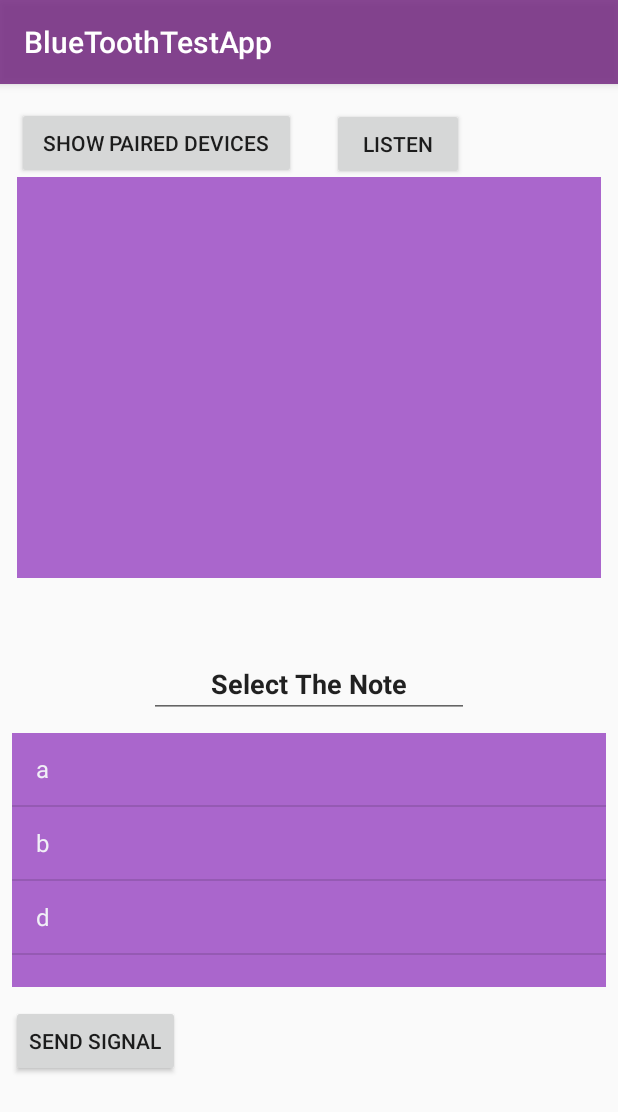
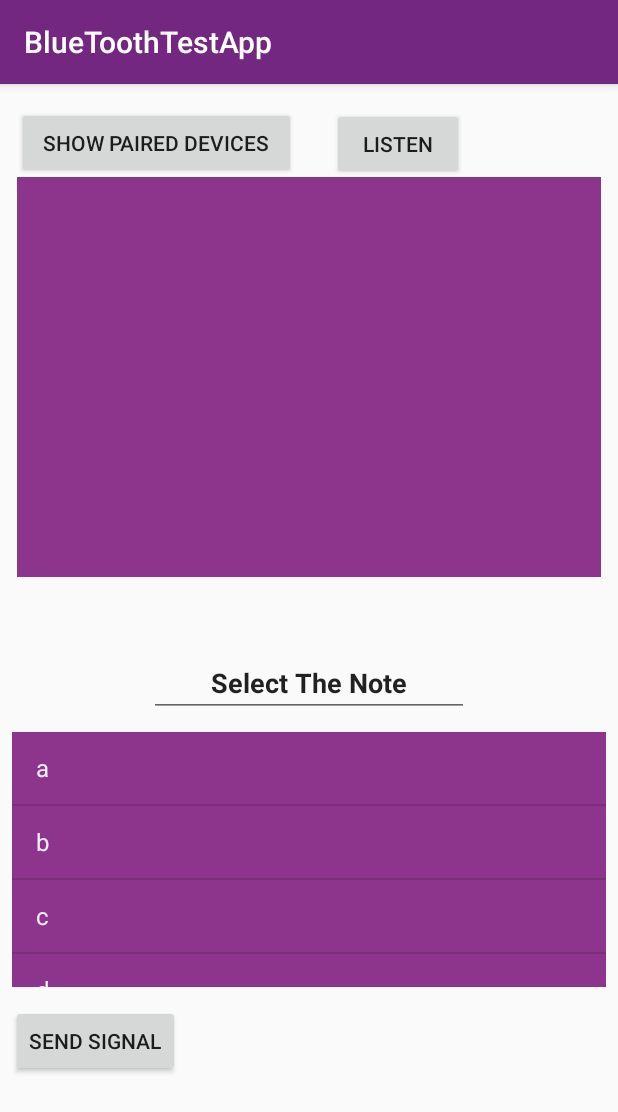
Before and after one commit to Penguin5/BlueToothTestApp, an Android app: the screen it shows after launch (MainActivity), on a phone screen of 412 x 824 dp. Shown: the top 1112 px of the screen. Run offline under Robolectric (Android 15) with nearby library versions, the phone set to English and light mode, and no system bars.

Commit message:
Functional version on both tablets
allows user to select between 4 notes and lets them play these notes wirelessly

```diff
--- a/app/src/main/java/com/example/bluetoothtestapp/MainActivity.java
+++ b/app/src/main/java/com/example/bluetoothtestapp/MainActivity.java
@@ -33,7 +33,7 @@ import java.util.UUID;
 public class MainActivity extends AppCompatActivity
 {
     //simple data
-    char c;
+    char c ='a';
 
     //UI data
     Button  pairedDevicesButton, listenButton, signalButton;
@@ -47,8 +47,10 @@ public class MainActivity extends AppCompatActivity
     BluetoothDevice[] btArray;
 
     //media player is for sound
-    private MediaPlayer mp;
-
+    private MediaPlayer mpA;
+    private MediaPlayer mpB;
+    private MediaPlayer mpC;
+    private MediaPlayer mpD;
 
     private static final UUID myUUID =
             UUID.fromString("9fa718be-5b37-11e9-8647-d663bd873d93");
@@ -65,14 +67,24 @@ public class MainActivity extends AppCompatActivity
         listenButton = findViewById(R.id.listenBtn);
         signalButton = findViewById(R.id.signalBtn);
         signalRecieved = findViewById(R.id.recieveSignal);
+        isClicked = findViewById(R.id.isClicked);
 
 
         //initializing bluetooth
         myBluetoothAdapter = BluetoothAdapter.getDefaultAdapter();
         enableBluetoothIntent = new Intent(BluetoothAdapter.ACTION_REQUEST_ENABLE);
 
+        //intializing mediaplayer
+         mpA = MediaPlayer.create(this, R.raw.a);;
+         mpA.setLooping(true);
+         mpB = MediaPlayer.create(this, R.raw.b);;
+         mpB.setLooping(true);
+         mpC = MediaPlayer.create(this, R.raw.c);;
+         mpC.setLooping(true);
+         mpD = MediaPlayer.create(this, R.raw.d);;
+         mpD.setLooping(true);
 
-        ArrayAdapter<String> displayNotes = new ArrayAdapter<>(getApplicationContext(), android.R.layout.simple_list_item_1, new String[]{"a", "b", "d", "c"});
+        ArrayAdapter<String> displayNotes = new ArrayAdapter<>(getApplicationContext(), android.R.layout.simple_list_item_1, new String[]{"a", "b", "c", "d"});
         selectNotes.setAdapter(displayNotes);
         chooseNote();
         executeButton();
@@ -101,11 +113,22 @@ public class MainActivity extends AppCompatActivity
             int num = msg.arg1;
             if (num == 1){
                 signalRecieved.setText("hello");
-                mp.setLooping(true);
-                mp.start();
+                determineNote(c);
             } else {
                 signalRecieved.setText("nothing");
-                mp.pause();
+                if(mpA.isPlaying()) {
+                    mpA.pause();
+                }
+                if(mpB.isPlaying()) {
+                    mpB.pause();
+                }
+                if(mpC.isPlaying()) {
+                    mpC.pause();
+                }
+                if(mpD.isPlaying()) {
+                    mpD.pause();
+                }
+
             }
             return false;
         }
@@ -113,15 +136,18 @@ public class MainActivity extends AppCompatActivity
 
     //determines the note to play
     private void determineNote(char note){
-        switch (note){
-            case 'a':
-                mp = MediaPlayer.create(this, R.raw.a);
-            case 'b':
-                mp = MediaPlayer.create(this, R.raw.b);
-            case 'c':
-                mp = MediaPlayer.create(this, R.raw.c);
-            case 'd':
-                mp = MediaPlayer.create(this, R.raw.d);
+        if (note == 'a') {
+            mpA.start();
+            Log.d("AppInfo", "a is playing");
+        }else if (note == 'b'){
+            mpB.start();
+            Log.d("AppInfo", "b is playing");
+        }else if (note == 'c'){
+            mpC.start();
+            Log.d("AppInfo", "c is playing");
+        }else if (note == 'd'){
+            mpD.start();
+            Log.d("AppInfo", "song is playing");
         }
     }
 
@@ -146,6 +172,7 @@ public class MainActivity extends AppCompatActivity
                     case MotionEvent.ACTION_DOWN:
                         connectedThread.write(true);
                         Log.d("AppInfo", "Button held down");
+                        Log.d("AppInfo", String.valueOf(c));
                         return true;
                     case MotionEvent.ACTION_UP:
                         connectedThread.write(false);
@@ -164,6 +191,7 @@ public class MainActivity extends AppCompatActivity
             public void onItemClick(AdapterView<?> parent, View view, int position, long id) {
                 String s = selectNotes.getItemAtPosition(position).toString();
                 c = s.charAt(0);
+                Log.d("AppInfo", s);
             }
         });
     }
@@ -356,11 +384,9 @@ public class MainActivity extends AppCompatActivity
                     // Read from the InputStream.
                     stateOfButton = mmInStream.readBoolean();
                     if(stateOfButton){
-                        Log.d("AppInfo", "Button Being read as true");
                        tempNum = 1;
                     } else {
                         tempNum = 0;
-                        Log.d("AppInfo", "Button Being read as false");
                     }
 
                     // Send the obtained bytes to the UI activity.
--- a/app/src/main/res/layout/activity_main.xml
+++ b/app/src/main/res/layout/activity_main.xml
@@ -16,7 +16,7 @@
         android:layout_marginEnd="11dp"
         android:layout_marginRight="11dp"
         android:layout_marginBottom="48dp"
-        android:background="@android:color/holo_purple"
+        android:background="@color/colorAccent"
         app:layout_constraintBottom_toTopOf="@+id/SelectNoteTitle"
         app:layout_constraintEnd_toEndOf="parent"
         app:layout_constraintStart_toStartOf="parent"
@@ -41,11 +41,14 @@
         android:id="@+id/isClicked"
         android:layout_width="0dp"
         android:layout_height="25dp"
+        android:layout_marginTop="30dp"
         android:layout_marginEnd="6dp"
         android:layout_marginRight="6dp"
-        app:layout_constraintBaseline_toBaselineOf="@+id/listenBtn"
+        android:layout_marginBottom="7dp"
+        app:layout_constraintBottom_toTopOf="@+id/ListView"
         app:layout_constraintEnd_toEndOf="parent"
-        app:layout_constraintStart_toEndOf="@+id/listenBtn" />
+        app:layout_constraintStart_toEndOf="@+id/listenBtn"
+        app:layout_constraintTop_toTopOf="parent" />
 
     <Button
         android:id="@+id/listenBtn"
@@ -78,8 +81,14 @@
         android:layout_height="wrap_content"
         android:layout_marginStart="22dp"
         android:layout_marginLeft="22dp"
+        android:layout_marginTop="592dp"
+        android:layout_marginEnd="270dp"
+        android:layout_marginRight="270dp"
+        android:layout_marginBottom="120dp"
+        app:layout_constraintBottom_toBottomOf="parent"
+        app:layout_constraintEnd_toEndOf="parent"
         app:layout_constraintStart_toEndOf="@+id/signalBtn"
-        tools:layout_editor_absoluteY="592dp" />
+        app:layout_constraintTop_toTopOf="parent" />
 
     <ListView
         android:id="@+id/SelectNotesList"
@@ -91,7 +100,7 @@
         android:layout_marginEnd="8dp"
         android:layout_marginRight="8dp"
         android:layout_marginBottom="12dp"
-        android:background="@android:color/holo_purple"
+        android:background="@color/colorAccent"
         app:layout_constraintBottom_toTopOf="@+id/signalBtn"
         app:layout_constraintEnd_toEndOf="parent"
         app:layout_constraintStart_toStartOf="parent"
--- a/app/src/main/res/values/colors.xml
+++ b/app/src/main/res/values/colors.xml
@@ -1,6 +1,6 @@
 <?xml version="1.0" encoding="utf-8"?>
 <resources>
-    <color name="colorPrimary">#D5732780</color>
-    <color name="colorPrimaryDark">#C7623AE8</color>
+    <color name="colorPrimary">#732780</color>
+    <color name="colorPrimaryDark">#623AE8</color>
     <color name="colorAccent">#8D348C</color>
 </resources>
```
